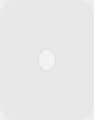
Before: the Qt Designer form Data/src/ui/BlankDeck.ui in NE-student/CardGames, drawn with Qt 5.
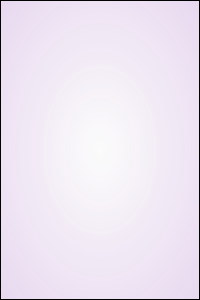
After: the same form once the commit is applied.

```diff
--- a/Data/src/ui/BlankDeck.ui
+++ b/Data/src/ui/BlankDeck.ui
@@ -6,10 +6,16 @@
    <rect>
     <x>0</x>
     <y>0</y>
-    <width>94</width>
-    <height>120</height>
+    <width>200</width>
+    <height>300</height>
    </rect>
   </property>
+  <property name="maximumSize">
+   <size>
+    <width>200</width>
+    <height>300</height>
+   </size>
+  </property>
   <property name="windowTitle">
    <string>Form</string>
   </property>
@@ -40,8 +46,8 @@
      <property name="styleSheet">
       <string notr="true">#blankArea
 {
-	background-color: qradialgradient(spread:pad, cx:0.5, cy:0.5, radius:0.2, fx:0.5, fy:0.5, stop:0.4 rgba(255, 255, 255, 65), stop:0.45 rgba(223, 223, 223, 255), stop:0.5 rgba(222, 222, 222, 100));
-	border-radius:15%;
+	
+	background-color: qradialgradient(spread:pad, cx:0.5, cy:0.5, radius:1.145, fx:0.5, fy:0.5, stop:0 rgba(255, 255, 255, 196), stop:1 rgba(219, 194, 232, 255));
 }</string>
      </property>
      <property name="frameShape">
```
